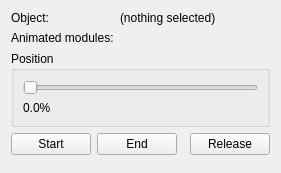
Old version of the form GeneralsMD/Code/Tools/WorldBuilder/qt/panels/WBQtAnimScrubPanel.ui in the repository triatomic/worldbuilderQT.
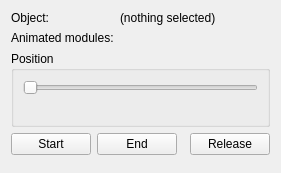
New version of the form.

Diff of the .ui file:
```diff
--- a/GeneralsMD/Code/Tools/WorldBuilder/qt/panels/WBQtAnimScrubPanel.ui
+++ b/GeneralsMD/Code/Tools/WorldBuilder/qt/panels/WBQtAnimScrubPanel.ui
@@ -51,32 +51,20 @@
         <property name="orientation">
          <enum>Qt::Horizontal</enum>
         </property>
-       </widget>
-      </item>
-      <item>
-       <layout class="QHBoxLayout" name="readoutRow">
-        <item>
-         <widget class="QLabel" name="percentText">
-          <property name="text">
-           <string>0.0%</string>
-          </property>
-         </widget>
-        </item>
-        <item>
-         <spacer name="readoutSpacer">
           <property name="orientation">
            <enum>Qt::Horizontal</enum>
           </property>
-         </spacer>
+       </widget>
         </item>
          <item>
          <widget class="QLabel" name="frameText">
           <property name="toolTip">
            <string>Frame within the longest animation on this object.</string>
           </property>
-         </widget>
-        </item>
-       </layout>
+        <property name="alignment">
+         <set>Qt::AlignRight|Qt::AlignVCenter</set>
+        </property>
+       </widget>
       </item>
      </layout>
     </widget>
```
Left out of the diff: 8 changed lines with no effect on the pictures. Lines whose indentation alone changed are shown as unchanged.
